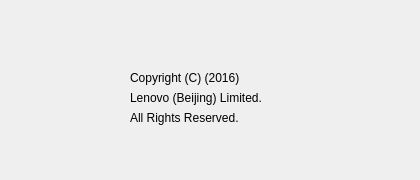
This is cpath/membercenter/about.ui in lzk/statusmonitor as Qt 5 draws it before an edit. The edited form follows.
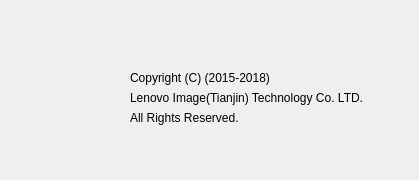
This is the edited form. Icons and pictures are not drawn.

What changed in the file:
```diff
--- a/cpath/membercenter/about.ui
+++ b/cpath/membercenter/about.ui
@@ -6,7 +6,7 @@
    <rect>
     <x>0</x>
     <y>0</y>
-    <width>420</width>
+    <width>419</width>
     <height>180</height>
    </rect>
   </property>
@@ -35,7 +35,7 @@
    <property name="geometry">
     <rect>
      <x>130</x>
-     <y>50</y>
+     <y>46</y>
      <width>241</width>
      <height>16</height>
     </rect>
@@ -54,7 +54,7 @@
     </rect>
    </property>
    <property name="text">
-    <string>Copyright (C) (2016)</string>
+    <string>Copyright (C) (2015-2018)</string>
    </property>
   </widget>
   <widget class="QLabel" name="lab_copyright2">
@@ -62,12 +62,12 @@
     <rect>
      <x>130</x>
      <y>90</y>
-     <width>241</width>
+     <width>261</width>
      <height>16</height>
     </rect>
    </property>
    <property name="text">
-    <string>Lenovo (Beijing) Limited.</string>
+    <string>Lenovo Image(Tianjin) Technology Co. LTD.</string>
    </property>
   </widget>
   <widget class="QLabel" name="lab_copyright3">
```
